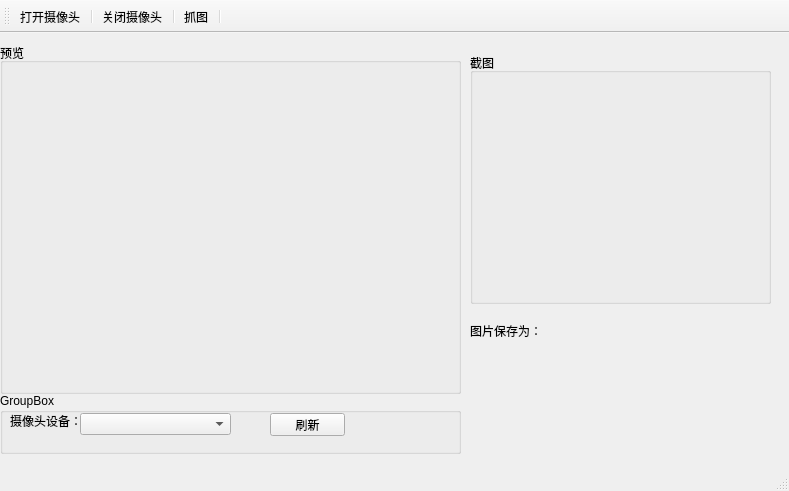
snail5201/camera, file camera/mainwindow.ui: the form before one commit.
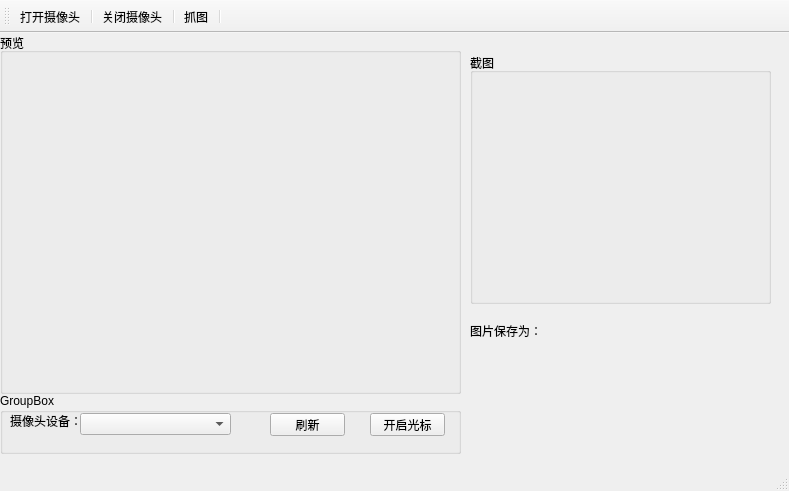
The form after the commit. Custom widgets are drawn as their Qt base class.

Commit message: 添加光标按钮

```diff
--- a/camera/mainwindow.ui
+++ b/camera/mainwindow.ui
@@ -18,9 +18,9 @@
     <property name="geometry">
      <rect>
       <x>0</x>
-      <y>10</y>
+      <y>0</y>
       <width>461</width>
-      <height>351</height>
+      <height>361</height>
      </rect>
     </property>
     <property name="title">
@@ -30,8 +30,8 @@
      <property name="geometry">
       <rect>
        <x>10</x>
-       <y>10</y>
-       <width>451</width>
+       <y>20</y>
+       <width>441</width>
        <height>331</height>
       </rect>
      </property>
@@ -95,6 +95,19 @@
       <string>刷新</string>
      </property>
     </widget>
+    <widget class="QPushButton" name="refresh_2">
+     <property name="geometry">
+      <rect>
+       <x>370</x>
+       <y>20</y>
+       <width>75</width>
+       <height>23</height>
+      </rect>
+     </property>
+     <property name="text">
+      <string>开启光标</string>
+     </property>
+    </widget>
    </widget>
    <widget class="QGroupBox" name="groupBox_3">
     <property name="geometry">
```
The commit also changes 6 other files.
